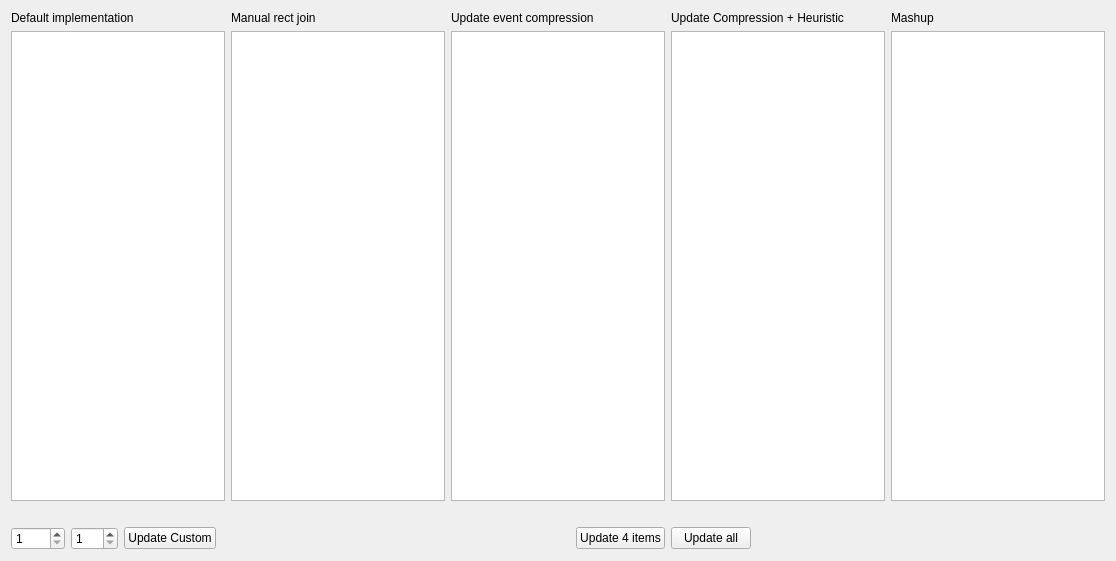
The window that benchmarkview.ui (kshegunov/BenchmarkViewDataChanged) describes before a commit, drawn with Qt 5.
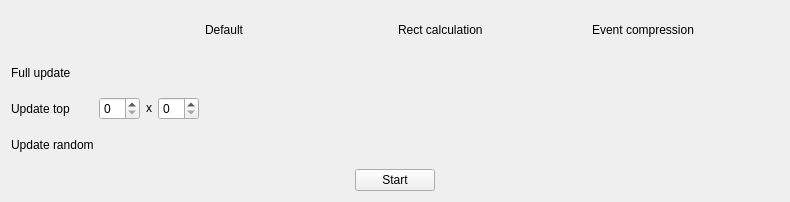
The same window after the commit. Custom widgets are drawn as their Qt base class.

Diff of the .ui file:
```diff
--- a/benchmarkview.ui
+++ b/benchmarkview.ui
@@ -6,159 +6,101 @@
    <rect>
     <x>0</x>
     <y>0</y>
-    <width>1116</width>
-    <height>561</height>
+    <width>790</width>
+    <height>202</height>
    </rect>
   </property>
   <property name="windowTitle">
    <string>Form</string>
   </property>
-  <layout class="QVBoxLayout" name="verticalLayout">
-   <item>
-    <layout class="QGridLayout" name="gridLayout">
-     <item row="2" column="0">
-      <widget class="QLabel" name="defaultElapsed">
-       <property name="text">
-        <string/>
-       </property>
-      </widget>
-     </item>
-     <item row="1" column="0">
-      <widget class="BenchmarkView" name="defaultView"/>
-     </item>
-     <item row="1" column="2">
-      <widget class="BenchmarkViewUpdateEach" name="updateCompressionView"/>
-     </item>
-     <item row="1" column="1">
-      <widget class="BenchmarkViewJoinRects" name="rectJoinView"/>
-     </item>
-     <item row="0" column="1">
-      <widget class="QLabel" name="label_2">
-       <property name="text">
-        <string>Manual rect join</string>
-       </property>
-      </widget>
-     </item>
-     <item row="0" column="0">
-      <widget class="QLabel" name="label">
-       <property name="text">
-        <string>Default implementation</string>
-       </property>
-      </widget>
-     </item>
-     <item row="0" column="2">
-      <widget class="QLabel" name="label_3">
-       <property name="text">
-        <string>Update event compression</string>
-       </property>
-      </widget>
-     </item>
-     <item row="2" column="1">
-      <widget class="QLabel" name="rectJoinElapsed">
-       <property name="text">
-        <string/>
-       </property>
-      </widget>
-     </item>
-     <item row="2" column="2">
-      <widget class="QLabel" name="updateCompressionElapsed">
-       <property name="text">
-        <string/>
-       </property>
-      </widget>
-     </item>
-     <item row="1" column="3">
-      <widget class="BenchmarkViewUpdateHeuristic" name="updateHeuristicView"/>
-     </item>
-     <item row="1" column="4">
-      <widget class="BenchmarkViewMashup" name="mashupView"/>
-     </item>
-     <item row="0" column="3">
-      <widget class="QLabel" name="label_4">
-       <property name="text">
-        <string>Update Compression + Heuristic</string>
-       </property>
-      </widget>
-     </item>
-     <item row="0" column="4">
-      <widget class="QLabel" name="label_5">
-       <property name="text">
-        <string>Mashup</string>
-       </property>
-      </widget>
-     </item>
-     <item row="2" column="3">
-      <widget class="QLabel" name="updateHeuristicElapsed">
-       <property name="text">
-        <string/>
-       </property>
-      </widget>
-     </item>
-     <item row="2" column="4">
-      <widget class="QLabel" name="mashupElapsed">
-       <property name="text">
-        <string/>
-       </property>
-      </widget>
-     </item>
-    </layout>
+  <layout class="QGridLayout" name="gridLayout">
+   <item row="0" column="1">
+    <widget class="QLabel" name="label_4">
+     <property name="text">
+      <string>Default</string>
+     </property>
+    </widget>
    </item>
-   <item>
+   <item row="0" column="2">
+    <widget class="QLabel" name="label_5">
+     <property name="text">
+      <string>Rect calculation</string>
+     </property>
+    </widget>
+   </item>
+   <item row="0" column="3">
+    <widget class="QLabel" name="label_6">
+     <property name="text">
+      <string>Event compression</string>
+     </property>
+    </widget>
+   </item>
+   <item row="1" column="0">
+    <widget class="QLabel" name="label">
+     <property name="text">
+      <string>Full update</string>
+     </property>
+    </widget>
+   </item>
+   <item row="2" column="0">
     <layout class="QHBoxLayout" name="horizontalLayout">
      <item>
-      <widget class="QSpinBox" name="rowSpin">
-       <property name="minimum">
-        <number>1</number>
+      <widget class="QLabel" name="label_2">
+       <property name="sizePolicy">
+        <sizepolicy hsizetype="Minimum" vsizetype="Preferred">
+         <horstretch>0</horstretch>
+         <verstretch>0</verstretch>
+        </sizepolicy>
        </property>
-       <property name="maximum">
-        <number>1000</number>
+       <property name="text">
+        <string>Update top</string>
        </property>
       </widget>
      </item>
      <item>
-      <widget class="QSpinBox" name="colSpin">
-       <property name="minimum">
-        <number>1</number>
+      <widget class="QSpinBox" name="topRowsSpinbox">
+       <property name="sizePolicy">
+        <sizepolicy hsizetype="Fixed" vsizetype="Fixed">
+         <horstretch>0</horstretch>
+         <verstretch>0</verstretch>
+        </sizepolicy>
        </property>
-       <property name="maximum">
-        <number>100</number>
-       </property>
       </widget>
      </item>
      <item>
-      <widget class="QPushButton" name="customUpdateButton">
-       <property name="text">
-        <string>Update Custom</string>
+      <widget class="QLabel" name="label_7">
+       <property name="sizePolicy">
+        <sizepolicy hsizetype="Fixed" vsizetype="Fixed">
+         <horstretch>0</horstretch>
+         <verstretch>0</verstretch>
+        </sizepolicy>
        </property>
-      </widget>
-     </item>
-     <item>
-      <spacer name="horizontalSpacer_2">
-       <property name="orientation">
-        <enum>Qt::Horizontal</enum>
-       </property>
-       <property name="sizeHint" stdset="0">
-        <size>
-         <width>40</width>
-         <height>20</height>
-        </size>
-       </property>
-      </spacer>
-     </item>
-     <item>
-      <widget class="QPushButton" name="update4ItemsButton">
        <property name="text">
-        <string>Update 4 items</string>
+        <string>x</string>
        </property>
       </widget>
      </item>
      <item>
-      <widget class="QPushButton" name="updateAllButton">
-       <property name="text">
-        <string>Update all</string>
+      <widget class="QSpinBox" name="topColsSpinbox">
+       <property name="sizePolicy">
+        <sizepolicy hsizetype="Fixed" vsizetype="Fixed">
+         <horstretch>0</horstretch>
+         <verstretch>0</verstretch>
+        </sizepolicy>
        </property>
       </widget>
      </item>
+    </layout>
+   </item>
+   <item row="3" column="0">
+    <widget class="QLabel" name="label_3">
+     <property name="text">
+      <string>Update random</string>
+     </property>
+    </widget>
+   </item>
+   <item row="4" column="0" colspan="4">
+    <layout class="QHBoxLayout" name="horizontalLayout_2">
      <item>
       <spacer name="horizontalSpacer">
        <property name="orientation">
@@ -172,37 +114,93 @@
        </property>
       </spacer>
      </item>
+     <item>
+      <widget class="QPushButton" name="startButton">
+       <property name="text">
+        <string>Start</string>
+       </property>
+      </widget>
+     </item>
+     <item>
+      <spacer name="horizontalSpacer_2">
+       <property name="orientation">
+        <enum>Qt::Horizontal</enum>
+       </property>
+       <property name="sizeHint" stdset="0">
+        <size>
+         <width>40</width>
+         <height>20</height>
+        </size>
+       </property>
+      </spacer>
+     </item>
     </layout>
    </item>
+   <item row="1" column="1">
+    <widget class="QLabel" name="resultDefaultFull">
+     <property name="text">
+      <string/>
+     </property>
+    </widget>
+   </item>
+   <item row="1" column="2">
+    <widget class="QLabel" name="resultRectFull">
+     <property name="text">
+      <string/>
+     </property>
+    </widget>
+   </item>
+   <item row="1" column="3">
+    <widget class="QLabel" name="resultCompressionFull">
+     <property name="text">
+      <string/>
+     </property>
+    </widget>
+   </item>
+   <item row="2" column="1">
+    <widget class="QLabel" name="resultDefaultTop">
+     <property name="text">
+      <string/>
+     </property>
+    </widget>
+   </item>
+   <item row="2" column="2">
+    <widget class="QLabel" name="resultRectTop">
+     <property name="text">
+      <string/>
+     </property>
+    </widget>
+   </item>
+   <item row="2" column="3">
+    <widget class="QLabel" name="resultCompressionTop">
+     <property name="text">
+      <string/>
+     </property>
+    </widget>
+   </item>
+   <item row="3" column="1">
+    <widget class="QLabel" name="resultDefaultRandom">
+     <property name="text">
+      <string/>
+     </property>
+    </widget>
+   </item>
+   <item row="3" column="2">
+    <widget class="QLabel" name="resultRectRandom">
+     <property name="text">
+      <string/>
+     </property>
+    </widget>
+   </item>
+   <item row="3" column="3">
+    <widget class="QLabel" name="resultCompressionRandom">
+     <property name="text">
+      <string/>
+     </property>
+    </widget>
+   </item>
   </layout>
  </widget>
- <customwidgets>
-  <customwidget>
-   <class>BenchmarkView</class>
-   <extends>QTableView</extends>
-   <header>benchmarkview.h</header>
-  </customwidget>
-  <customwidget>
-   <class>BenchmarkViewJoinRects</class>
-   <extends>QTableView</extends>
-   <header>benchmarkview.h</header>
-  </customwidget>
-  <customwidget>
-   <class>BenchmarkViewUpdateEach</class>
-   <extends>QTableView</extends>
-   <header>benchmarkview.h</header>
-  </customwidget>
-  <customwidget>
-   <class>BenchmarkViewUpdateHeuristic</class>
-   <extends>QTableView</extends>
-   <header>benchmarkview.h</header>
-  </customwidget>
-  <customwidget>
-   <class>BenchmarkViewMashup</class>
-   <extends>QTableView</extends>
-   <header>benchmarkview.h</header>
-  </customwidget>
- </customwidgets>
  <resources/>
  <connections/>
 </ui>
```
